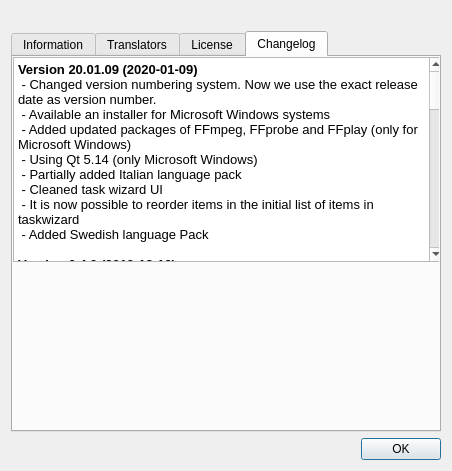
Old version of the form ui/aboutdialog.ui in the repository swl-x/MystiQ.
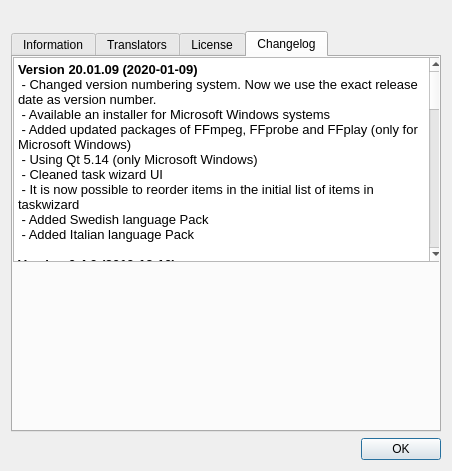
New version of the form. The open tabs and pages were chosen to show the change. Icons and pictures are not drawn.

```diff
--- a/ui/aboutdialog.ui
+++ b/ui/aboutdialog.ui
@@ -265,10 +265,10 @@
 &lt;p style=&quot; margin-top:0px; margin-bottom:0px; margin-left:0px; margin-right:0px; -qt-block-indent:0; text-indent:0px;&quot;&gt;&lt;span style=&quot; font-family:'Fira Sans';&quot;&gt; - Available an installer for Microsoft Windows systems&lt;/span&gt;&lt;/p&gt;
 &lt;p style=&quot; margin-top:0px; margin-bottom:0px; margin-left:0px; margin-right:0px; -qt-block-indent:0; text-indent:0px;&quot;&gt;&lt;span style=&quot; font-family:'Fira Sans';&quot;&gt; - Added updated packages of FFmpeg, FFprobe and FFplay (only for Microsoft Windows)&lt;/span&gt;&lt;/p&gt;
 &lt;p style=&quot; margin-top:0px; margin-bottom:0px; margin-left:0px; margin-right:0px; -qt-block-indent:0; text-indent:0px;&quot;&gt;&lt;span style=&quot; font-family:'Fira Sans';&quot;&gt; - Using Qt 5.14 (only Microsoft Windows)&lt;/span&gt;&lt;/p&gt;
-&lt;p style=&quot; margin-top:0px; margin-bottom:0px; margin-left:0px; margin-right:0px; -qt-block-indent:0; text-indent:0px;&quot;&gt;&lt;span style=&quot; font-family:'Fira Sans';&quot;&gt; - Partially added Italian language pack&lt;/span&gt;&lt;/p&gt;
 &lt;p style=&quot; margin-top:0px; margin-bottom:0px; margin-left:0px; margin-right:0px; -qt-block-indent:0; text-indent:0px;&quot;&gt;&lt;span style=&quot; font-family:'Fira Sans';&quot;&gt; - Cleaned task wizard UI&lt;/span&gt;&lt;/p&gt;
 &lt;p style=&quot; margin-top:0px; margin-bottom:0px; margin-left:0px; margin-right:0px; -qt-block-indent:0; text-indent:0px;&quot;&gt;&lt;span style=&quot; font-family:'Fira Sans';&quot;&gt; - It is now possible to reorder items in the initial list of items in taskwizard&lt;/span&gt;&lt;/p&gt;
 &lt;p style=&quot; margin-top:0px; margin-bottom:0px; margin-left:0px; margin-right:0px; -qt-block-indent:0; text-indent:0px;&quot;&gt;&lt;span style=&quot; font-family:'Fira Sans';&quot;&gt; - Added Swedish language Pack&lt;/span&gt;&lt;/p&gt;
+&lt;p style=&quot; margin-top:0px; margin-bottom:0px; margin-left:0px; margin-right:0px; -qt-block-indent:0; text-indent:0px;&quot;&gt;&lt;span style=&quot; font-family:'Fira Sans';&quot;&gt; - Added Italian language Pack&lt;/span&gt;&lt;/p&gt;
 &lt;p style=&quot;-qt-paragraph-type:empty; margin-top:0px; margin-bottom:0px; margin-left:0px; margin-right:0px; -qt-block-indent:0; text-indent:0px; font-family:'Fira Sans'; font-weight:600;&quot;&gt;&lt;br /&gt;&lt;/p&gt;
 &lt;p style=&quot; margin-top:0px; margin-bottom:0px; margin-left:0px; margin-right:0px; -qt-block-indent:0; text-indent:0px;&quot;&gt;&lt;span style=&quot; font-family:'Fira Sans'; font-weight:600;&quot;&gt;Version 0.4.0 (2019-12-10)&lt;/span&gt;&lt;/p&gt;
 &lt;p style=&quot; margin-top:0px; margin-bottom:0px; margin-left:0px; margin-right:0px; -qt-block-indent:0; text-indent:0px;&quot;&gt;&lt;span style=&quot; font-family:'Fira Sans';&quot;&gt; - Added French language Pack&lt;/span&gt;&lt;/p&gt;
```
